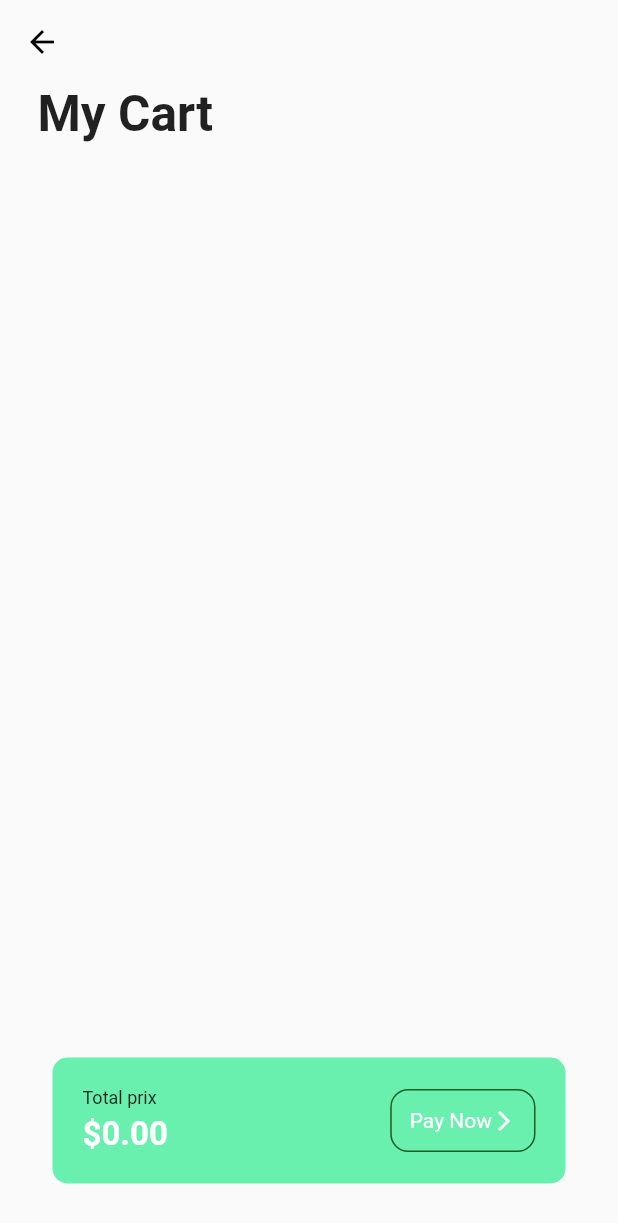
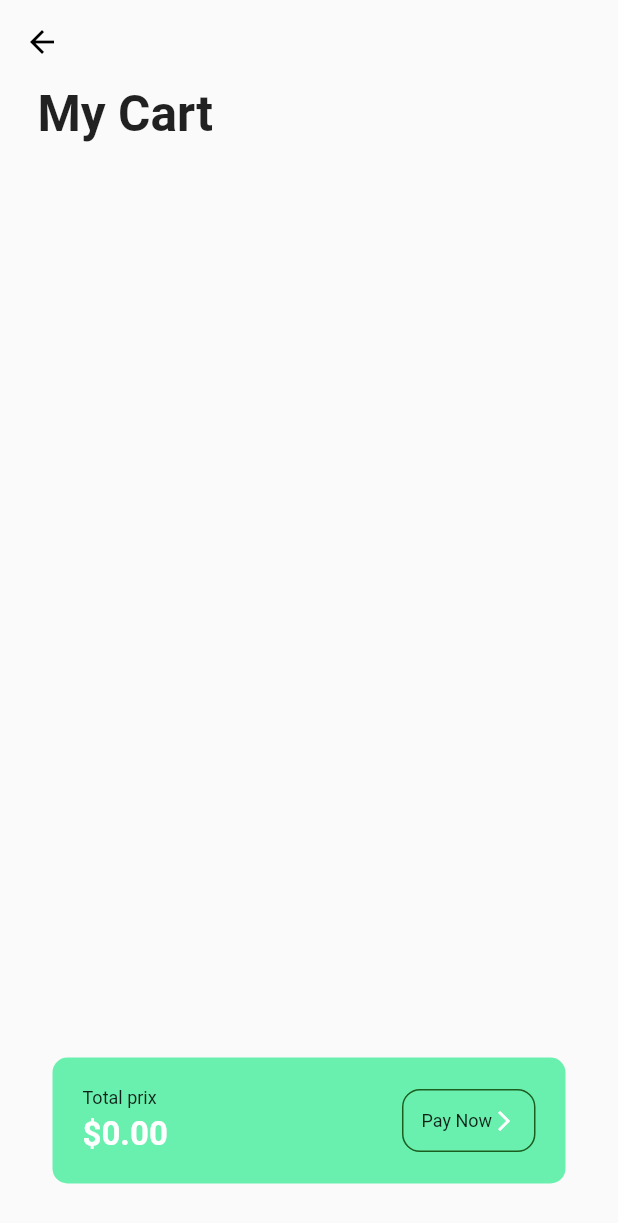
Before and after one commit to erdemgocen44/La-Marche, a Flutter app: the CartPage screen opened directly, on a phone screen of 412 x 824 dp. Shown: the top 1223 px of the screen. Run offline on Flutter 3.47's test engine with Material 2 defaults, Android fonts, the light colour scheme and no system bars; our stand-ins replace google_fonts.

Commit message:
son düzeltmeler3

```diff
--- a/lib/pages/cart_page.dart
+++ b/lib/pages/cart_page.dart
@@ -120,12 +120,8 @@ class CartPage extends StatelessWidget {
                         padding: const EdgeInsets.all(12),
                         child: Row(
                           children: const [
-                            Text(
-                              'Pay Now',
-                              style: TextStyle(
-                                color: Colors.white,
-                              ),
-                            ),
+                            CustomText(
+                                yazi: 'Pay Now', size: 12, renk: Colors.white,),
                             Icon(
                               Icons.arrow_forward_ios,
                               size: 16,
```
